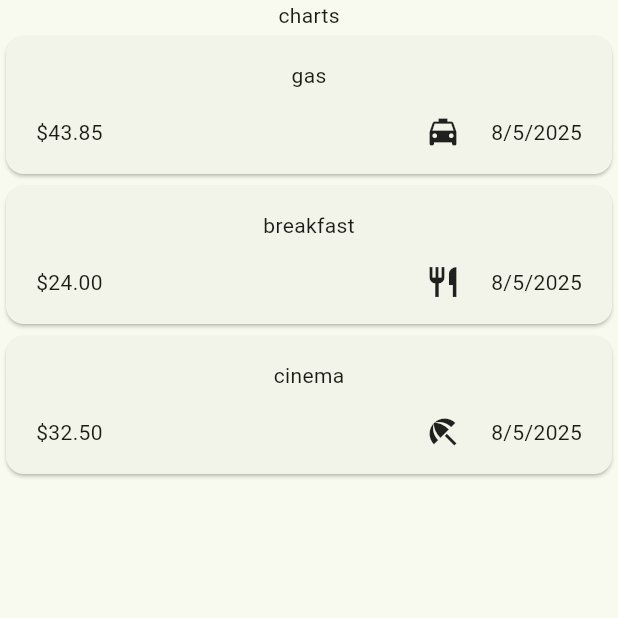
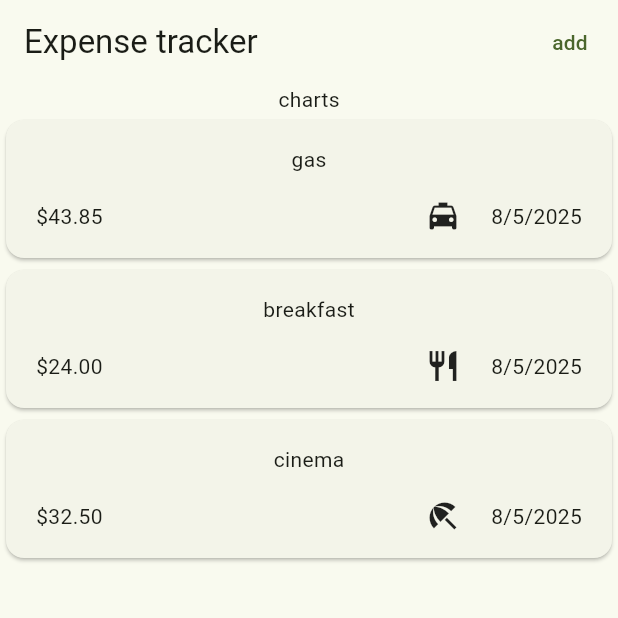
Before and after one commit to itrieditlikethis/expense_tracker, a Flutter app: the screen it shows after launch, on a phone screen of 412 x 824 dp, the top half of it. Run offline on Flutter 3.47's test engine with Material 3 defaults, Android fonts, the phone set to English and light mode, and no system bars.

Commit message:
feat: add appbar

```diff
--- a/lib/expenses.dart
+++ b/lib/expenses.dart
@@ -36,8 +36,11 @@ class _Expenses extends State<Expenses> {
   @override
   Widget build(BuildContext context) {
     return Scaffold(
-      body: Center(
-        child: Column(
+      appBar: AppBar(
+        title: Text("Expense tracker"),
+        actions: [TextButton(onPressed: () {}, child: Text("add"))],
+      ),
+      body: Column(
         mainAxisAlignment: MainAxisAlignment.center,
         crossAxisAlignment: CrossAxisAlignment.center,
         mainAxisSize: MainAxisSize.min,
@@ -46,7 +49,6 @@ class _Expenses extends State<Expenses> {
           Expanded(child: ExpensesList(expenses: _registeredExpenses)),
         ],
       ),
-      ),
     );
   }
 }
```
Lines whose indentation alone changed are shown as unchanged.
